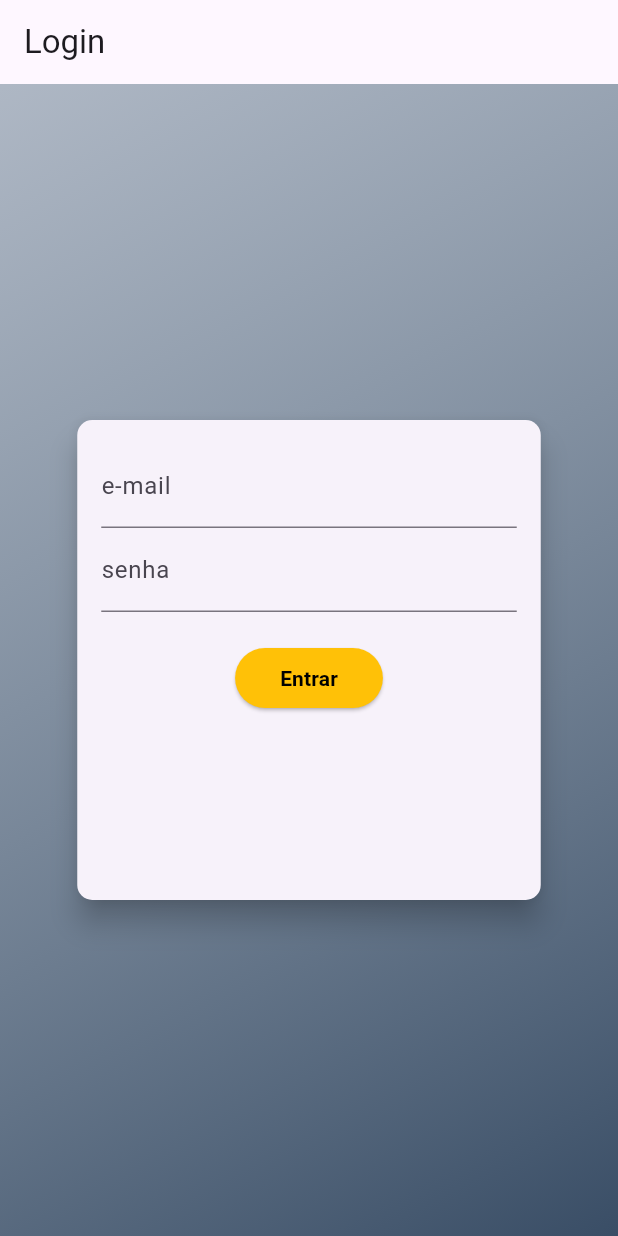
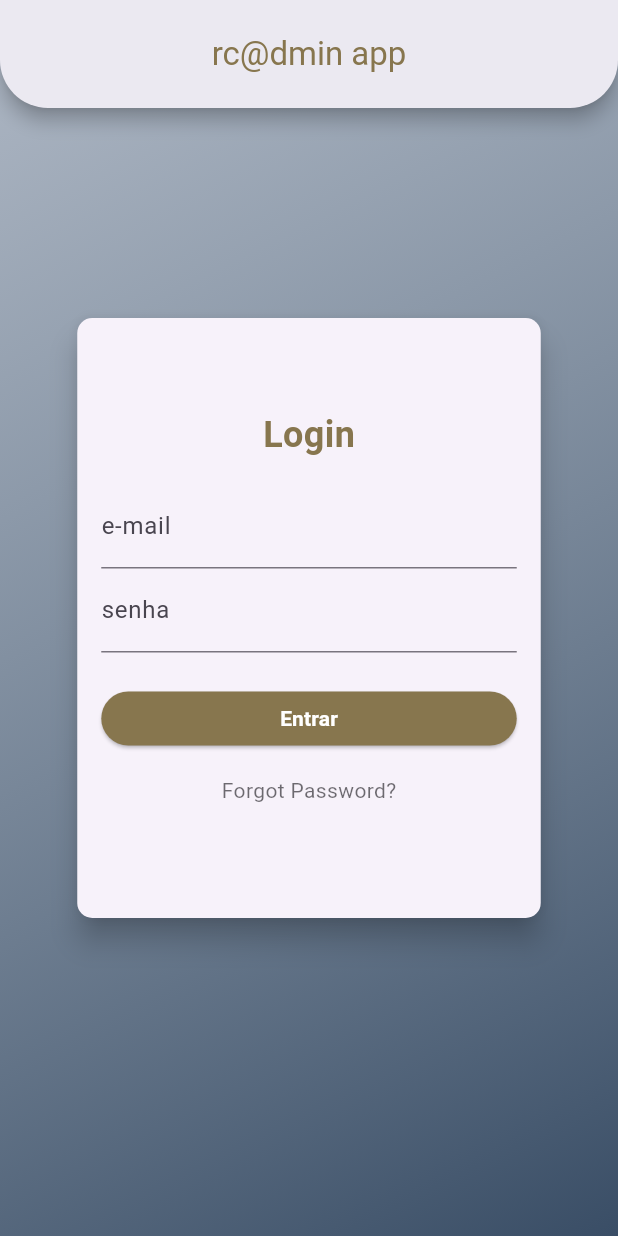
Before and after one commit to jady-sm-godoi/rcadminapp, a Flutter app: the screen it shows after launch, on a phone screen of 412 x 824 dp. Run offline on Flutter 3.47's test engine with Material 3 defaults, Android fonts, the phone set to English and light mode, and no system bars.

Commit message:
feat: layout para login e profile e tratativa do refreshToken na aplicação

```diff
--- a/lib/screens/login.dart
+++ b/lib/screens/login.dart
@@ -13,12 +13,25 @@ class Login extends StatelessWidget {
     final String senha = 'admin123';
 
     return Scaffold(
+      extendBodyBehindAppBar: true,
       appBar: AppBar(
-        title: const Text('Login'),
+        title: const Text('rc@dmin app', style: TextStyle(color: Color.fromRGBO(135, 118, 78, 1)),),
+        centerTitle: true,
+        elevation: 5,
+        backgroundColor: Color.fromRGBO(250, 250, 250, 1),
+        foregroundColor: Colors.black,
+        shadowColor: Colors.black,
+        toolbarHeight: 72,
+        shape: RoundedRectangleBorder(
+          borderRadius: BorderRadius.vertical(
+            bottom: Radius.circular(32),
+          ),
+        ),
       ),
       body: Stack(
         children: [
           Container(
+            height: double.infinity,
             decoration: BoxDecoration(
               gradient: LinearGradient(
                 colors: [
@@ -39,28 +52,9 @@ class Login extends StatelessWidget {
                 LoginForm(),
               ],
             ),
-          )
+          ),
         ],
       )
-      // body: Column(
-      //   crossAxisAlignment: CrossAxisAlignment.center,
-      //   mainAxisAlignment: MainAxisAlignment.center,
-      //   children: [
-      //     Text('Login Screen'),
-      //     ElevatedButton(
-      //       onPressed: () {
-      //         Navigator.of(context).pushNamed(
-      //           '/profile',
-      //           arguments: {
-      //             'usuario': usuario,
-      //             'senha': senha,
-      //           },
-      //         );
-      //       },
-      //       child: const Text('Go to Profile'),
-      //     ),
-      //   ],
-      // ),
     );
   }
 }
--- a/lib/widgets/login_form.dart
+++ b/lib/widgets/login_form.dart
@@ -49,6 +49,9 @@ class _LoginFormState extends State<LoginForm> {
     Auth auth = Provider.of(context, listen: false);
     try{
       await auth.loginRequest(_authData['email']!, _authData['password']!);
+      if (mounted) {
+        Navigator.of(context).pushReplacementNamed('/profile');
+      }
     }catch(error){
        if (error is Exception) {
         _showErrorDialog(error.toString().replaceFirst('Exception: ', ''));
@@ -57,7 +60,9 @@ class _LoginFormState extends State<LoginForm> {
       }
     }
 
-    setState(() => _isLoading = false);
+    if (mounted) {
+      setState(() => _isLoading = false);
+    }
 
 
     print('Formulário submetido');
@@ -74,12 +79,23 @@ class _LoginFormState extends State<LoginForm> {
       ),
       child: Container(
         padding: EdgeInsets.all(16),
-        height: 320,
+        height: 400,
         width: deviceSize.width * 0.75,
         child: Form(
           key: _formKey,
           child: Column(
+            mainAxisAlignment: MainAxisAlignment.center,
+            crossAxisAlignment: CrossAxisAlignment.center,
             children: [
+              Text(
+                "Login",
+                style: TextStyle(
+                  fontSize: 24,
+                  fontWeight: FontWeight.bold,
+                  color: Color.fromRGBO(135, 118, 78, 1)
+                )
+              ),
+              SizedBox(height: 16),
               TextFormField(
                 decoration: InputDecoration(
                   labelText: 'e-mail',
@@ -104,15 +120,32 @@ class _LoginFormState extends State<LoginForm> {
                 ElevatedButton(
                   onPressed: _submit,
                   style: ElevatedButton.styleFrom(
-                    backgroundColor: Color.fromRGBO(255, 193, 7, 1),
+                    backgroundColor: Color.fromRGBO(135, 118, 78, 1),
                     shape: RoundedRectangleBorder(borderRadius: BorderRadiusGeometry.circular(30)),
                     padding: EdgeInsets.symmetric(horizontal: 30.0, vertical: 8.0,
                     ),
+                    minimumSize: Size(double.infinity, 36)
                   ),
                   child: Text('Entrar',
                     style: TextStyle(
-                      color: Colors.black,
+                      color: Colors.white,
                       fontWeight: FontWeight.bold),
+                  ),
+                ),
+                TextButton(
+                  onPressed: () {},
+                  child: Text(
+                    'Forgot Password?',
+                    style: Theme.of(context)
+                        .textTheme
+                        .bodyMedium!
+                        .copyWith(
+                          color: Theme.of(context)
+                              .textTheme
+                              .bodyLarge!
+                              .color!
+                              .withOpacity(0.64),
+                        ),
                   ),
                 ),
             ],
--- a/pubspec.yaml
+++ b/pubspec.yaml
@@ -63,6 +63,7 @@ flutter:
   # To add assets to your application, add an assets section, like this:
   assets:
     - assets/images/jady.jpg
+    - assets/images/RCA.png
     # - images/a_dot_ham.jpeg
 
   # An image asset can refer to one or more resolution-specific "variants", see
```
Also changed, not shown: lib/models/auth.dart (+43 -1 lines), lib/screens/profile_screem.dart (+71 -17 lines), lib/service/profile_service.dart (+21 -4 lines), lib/widgets/user_profile_card.dart (+124 -38 lines), assets/images/RCA.png (added).
